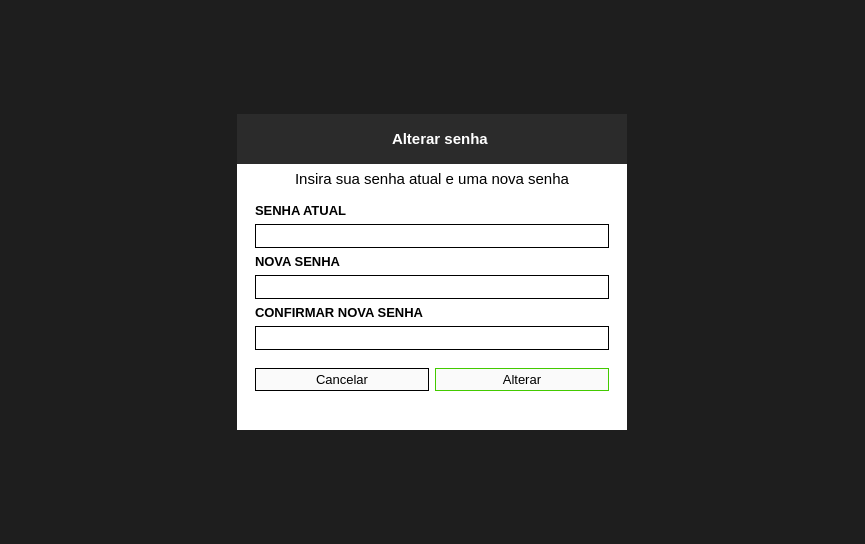
Above: atualizar_senha.ui from ryanbsdeveloper/app-desktop-caltec before the change. Below: the same form after it.
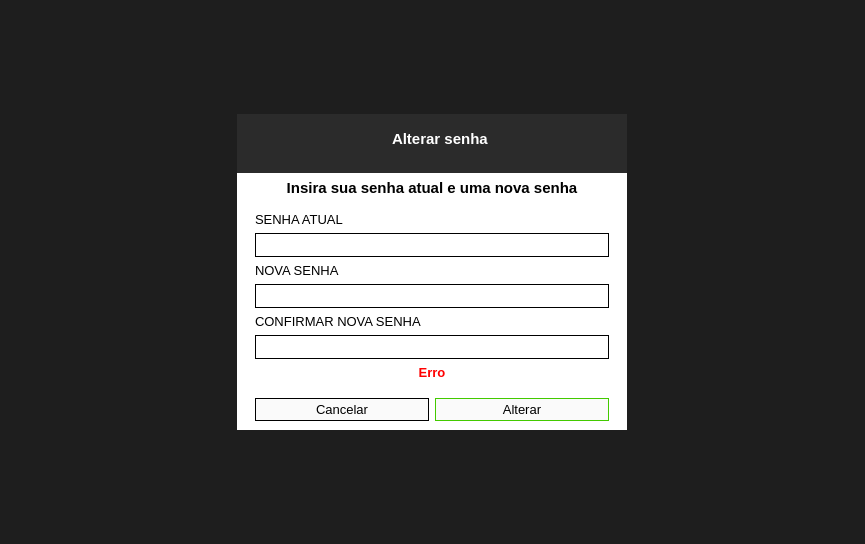
That is the form after the change. Icons and pictures are not drawn.

```diff
--- a/atualizar_senha.ui
+++ b/atualizar_senha.ui
@@ -252,6 +252,8 @@
                   <font>
                    <family>Segoe UI</family>
                    <pointsize>11</pointsize>
+                   <weight>75</weight>
+                   <bold>true</bold>
                   </font>
                  </property>
                  <property name="text">
@@ -285,8 +287,8 @@
                   <font>
                    <family>Segoe UI</family>
                    <pointsize>10</pointsize>
-                   <weight>75</weight>
-                   <bold>true</bold>
+                   <weight>50</weight>
+                   <bold>false</bold>
                   </font>
                  </property>
                  <property name="text">
@@ -319,8 +321,8 @@
                   <font>
                    <family>Segoe UI</family>
                    <pointsize>10</pointsize>
-                   <weight>75</weight>
-                   <bold>true</bold>
+                   <weight>50</weight>
+                   <bold>false</bold>
                   </font>
                  </property>
                  <property name="text">
@@ -353,8 +355,8 @@
                   <font>
                    <family>Segoe UI</family>
                    <pointsize>10</pointsize>
-                   <weight>75</weight>
-                   <bold>true</bold>
+                   <weight>50</weight>
+                   <bold>false</bold>
                   </font>
                  </property>
                  <property name="text">
@@ -381,6 +383,27 @@
                  </property>
                 </widget>
                </item>
+               <item>
+                <widget class="QLabel" name="text_info">
+                 <property name="font">
+                  <font>
+                   <family>Segoe UI</family>
+                   <pointsize>10</pointsize>
+                   <weight>75</weight>
+                   <bold>true</bold>
+                  </font>
+                 </property>
+                 <property name="styleSheet">
+                  <string notr="true">color: rgb(255, 0, 0);</string>
+                 </property>
+                 <property name="text">
+                  <string>Erro</string>
+                 </property>
+                 <property name="alignment">
+                  <set>Qt::AlignCenter</set>
+                 </property>
+                </widget>
+               </item>
               </layout>
              </widget>
             </item>
@@ -457,22 +480,6 @@
            </layout>
           </widget>
          </item>
-         <item alignment="Qt::AlignHCenter">
-          <widget class="QLabel" name="text_info">
-           <property name="font">
-            <font>
-             <family>Segoe UI</family>
-             <pointsize>10</pointsize>
-            </font>
-           </property>
-           <property name="styleSheet">
-            <string notr="true">color: rgb(255, 0, 0);</string>
-           </property>
-           <property name="text">
-            <string/>
-           </property>
-          </widget>
-         </item>
         </layout>
        </widget>
       </item>
```
Left out of the diff: 2 changed lines with no effect on the pictures.
